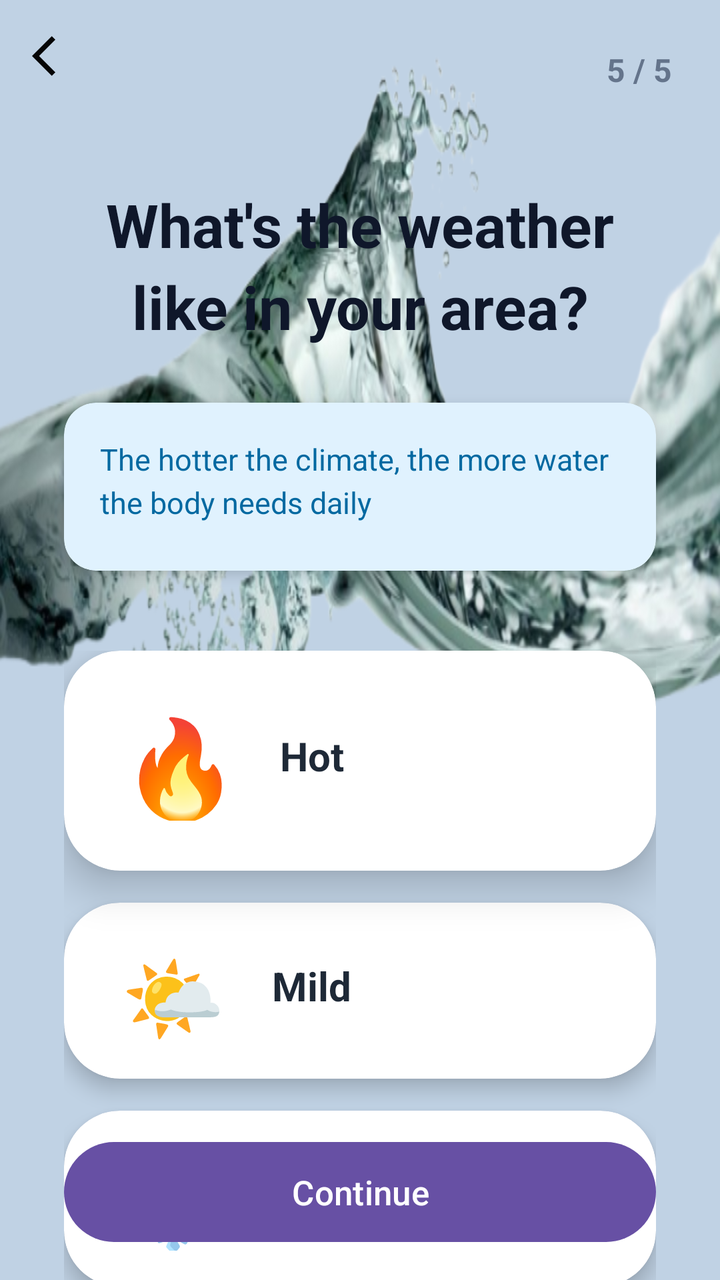
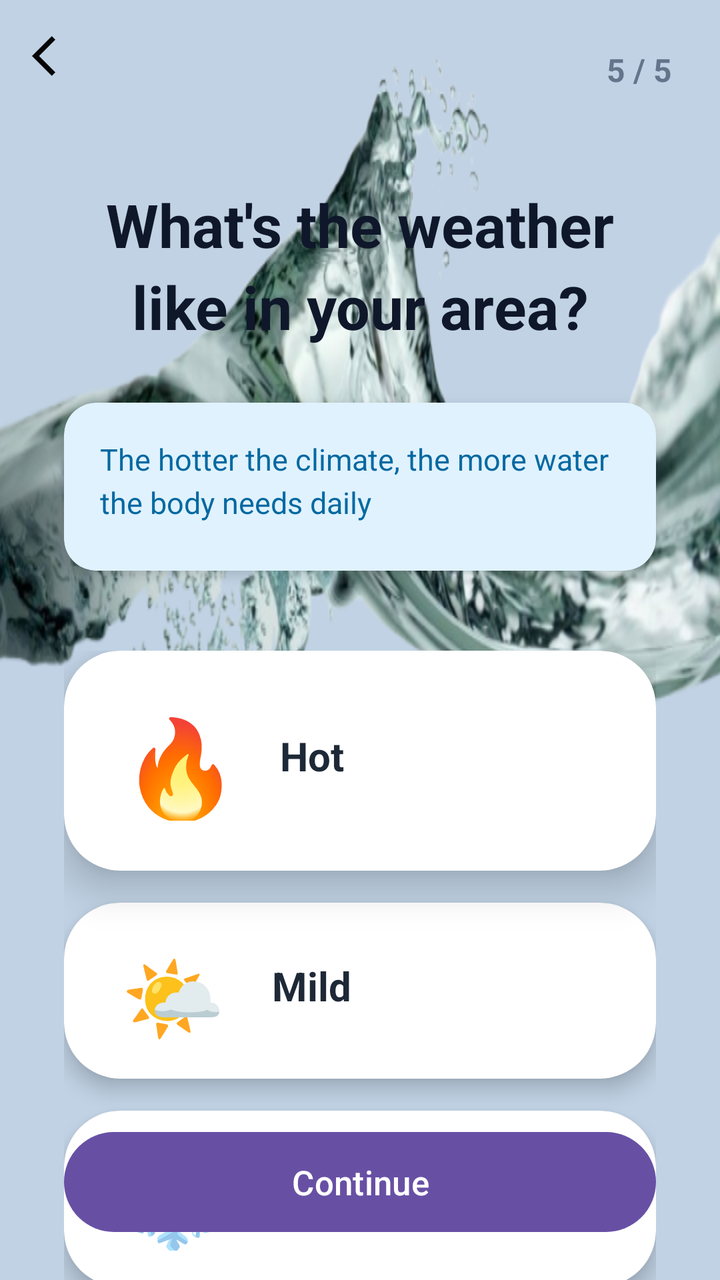

Screens rendered from an Android XML layout before and after an edit, with the pre-edit source and the edit as a unified diff.
<!-- AndroidManifest.xml: application theme Theme.WaterReminder -->
<!-- res/layout/activity_weather_selection.xml -->
<?xml version="1.0" encoding="utf-8"?>
<androidx.constraintlayout.widget.ConstraintLayout xmlns:android="http://schemas.android.com/apk/res/android"
    xmlns:app="http://schemas.android.com/apk/res-auto"
    android:layout_width="match_parent"
    android:layout_height="match_parent"
    xmlns:tools="http://schemas.android.com/tools"
    android:background="#C0D2E4">

    <ImageView
        android:layout_width="wrap_content"
        android:layout_height="0dp"
        android:background="@drawable/bgwater"
        tools:ignore="MissingConstraints"
        tools:layout_editor_absoluteX="0dp"
        tools:layout_editor_absoluteY="290dp" />

    
    <ImageView
        android:id="@+id/btn_back"
        android:layout_width="wrap_content"
        android:layout_height="wrap_content"
        android:src="@drawable/baseline_arrow_back_ios_24"
        android:padding="16dp"
        app:layout_constraintTop_toTopOf="parent"
        app:layout_constraintStart_toStartOf="parent" />

    <TextView
        android:id="@+id/tv_step"
        android:layout_width="wrap_content"
        android:layout_height="wrap_content"
        android:text="5 / 5"
        android:textSize="16sp"
        android:textColor="#64748B"
        android:textStyle="bold"
        app:layout_constraintTop_toTopOf="parent"
        app:layout_constraintEnd_toEndOf="parent"
        android:layout_marginTop="24dp"
        android:layout_marginEnd="24dp" />

    
    <TextView
        android:id="@+id/tv_title"
        android:layout_width="0dp"
        android:layout_height="wrap_content"
        android:text="What's the weather like in your area?"
        android:textSize="30sp"
        android:textColor="#0F172A"
        android:textStyle="bold"
        android:gravity="center"
        android:lineSpacingExtra="6dp"
        app:layout_constraintTop_toBottomOf="@id/btn_back"
        app:layout_constraintStart_toStartOf="parent"
        app:layout_constraintEnd_toEndOf="parent"
        android:layout_marginTop="36dp"
        android:layout_marginHorizontal="32dp" />

    
    <androidx.cardview.widget.CardView
        android:id="@+id/info_card"
        android:layout_width="0dp"
        android:layout_height="wrap_content"
        app:cardCornerRadius="16dp"
        app:cardElevation="4dp"
        app:cardBackgroundColor="#E0F2FE"
        android:layout_marginHorizontal="32dp"
        app:layout_constraintTop_toBottomOf="@id/tv_title"
        app:layout_constraintStart_toStartOf="parent"
        app:layout_constraintEnd_toEndOf="parent"
        android:layout_marginTop="28dp">

        <LinearLayout
            android:layout_width="match_parent"
            android:layout_height="wrap_content"
            android:orientation="horizontal"
            android:padding="18dp"
            android:gravity="center_vertical">

            <TextView
                android:layout_width="0dp"
                android:layout_weight="5"
                android:layout_height="48dp"
                android:text="The hotter the climate, the more water the body needs daily"
                android:textSize="15sp"
                android:textColor="#0369A1"
                android:lineSpacingExtra="4dp" />

        </LinearLayout>
    </androidx.cardview.widget.CardView>

    
    <LinearLayout
        android:layout_width="0dp"
        android:layout_height="wrap_content"
        android:orientation="vertical"
        app:layout_constraintTop_toBottomOf="@id/info_card"
        app:layout_constraintStart_toStartOf="parent"
        app:layout_constraintEnd_toEndOf="parent"
        android:layout_marginTop="40dp"
        android:layout_marginHorizontal="32dp">

        
        <androidx.cardview.widget.CardView
            android:id="@+id/temptHot"
            android:layout_width="match_parent"
            android:layout_height="110dp"
            app:cardCornerRadius="28dp"
            app:cardElevation="12dp"
            app:cardBackgroundColor="#FFFFFF"
            android:layout_marginBottom="16dp">

            <LinearLayout
                android:layout_width="match_parent"
                android:layout_height="match_parent"
                android:orientation="horizontal"
                android:gravity="center_vertical"
                android:paddingHorizontal="28dp">

                <TextView
                    android:layout_width="60dp"
                    android:layout_height="60dp"
                    android:text="🔥"
                    android:textSize="48sp"
                    android:gravity="center" />

                <TextView
                    android:layout_width="0dp"
                    android:layout_height="32dp"
                    android:layout_weight="1"
                    android:text="Hot"
                    android:textSize="20sp"
                    android:textColor="#1E2937"
                    android:textStyle="bold"
                    android:layout_marginStart="20dp" />

            </LinearLayout>
        </androidx.cardview.widget.CardView>

        
        <androidx.cardview.widget.CardView
            android:id="@+id/temptMild"
            android:layout_width="match_parent"
            android:layout_height="88dp"
            app:cardCornerRadius="28dp"
            app:cardElevation="6dp"
            app:cardBackgroundColor="#FFFFFF"
            android:layout_marginBottom="16dp">

            <LinearLayout
                android:layout_width="match_parent"
                android:layout_height="match_parent"
                android:orientation="horizontal"
                android:gravity="center_vertical"
                android:paddingHorizontal="28dp">

                <TextView
                    android:layout_width="52dp"
                    android:layout_height="52dp"
                    android:text="🌤️"
                    android:textSize="42sp"
                    android:gravity="center" />

                <TextView
                    android:layout_width="0dp"
                    android:layout_height="32dp"
                    android:layout_weight="1"
                    android:text="Mild"
                    android:textSize="20sp"
                    android:textColor="#1E2937"
                    android:textStyle="bold"
                    android:layout_marginStart="24dp" />

            </LinearLayout>
        </androidx.cardview.widget.CardView>

        
        <androidx.cardview.widget.CardView
            android:id="@+id/temptCold"
            android:layout_width="match_parent"
            android:layout_height="88dp"
            app:cardCornerRadius="28dp"
            app:cardElevation="6dp"
            app:cardBackgroundColor="#FFFFFF">

            <LinearLayout
                android:layout_width="match_parent"
                android:layout_height="match_parent"
                android:orientation="horizontal"
                android:gravity="center_vertical"
                android:paddingHorizontal="28dp">

                <TextView
                    android:layout_width="52dp"
                    android:layout_height="52dp"
                    android:text="❄️"
                    android:textSize="42sp"
                    android:gravity="center" />

                <TextView
                    android:layout_width="0dp"
                    android:layout_height="32dp"
                    android:layout_weight="1"
                    android:text="Cold"
                    android:textSize="20sp"
                    android:textColor="#1E2937"
                    android:textStyle="bold"
                    android:layout_marginStart="24dp" />

            </LinearLayout>
        </androidx.cardview.widget.CardView>

    </LinearLayout>

    
    <com.google.android.material.button.MaterialButton
        android:id="@+id/btn_next"
        android:layout_width="0dp"
        android:layout_height="58dp"
        android:text="Continue"
        android:textSize="17sp"
        app:cornerRadius="30dp"
        app:layout_constraintBottom_toBottomOf="parent"
        app:layout_constraintStart_toStartOf="parent"
        app:layout_constraintEnd_toEndOf="parent"
        android:layout_marginHorizontal="32dp"
        android:layout_marginBottom="15dp" />

</androidx.constraintlayout.widget.ConstraintLayout>
<!-- resources referenced by this layout -->
<resources>
  <!-- drawable baseline_arrow_back_ios_24 (drawable) -->
  <vector xmlns:android="http://schemas.android.com/apk/res/android" android:autoMirrored="true" android:height="24dp" android:tint="#050505" android:viewportHeight="24" android:viewportWidth="24" android:width="24dp">
        
      <path android:fillColor="@android:color/white" android:pathData="M11.67,3.87L9.9,2.1 0,12l9.9,9.9 1.77,-1.77L3.54,12z"/>
      
  </vector>
  <!-- drawable bgwater: png bitmap (drawable, 358820 bytes) -->
  <style name="Theme.WaterReminder" parent="Base.Theme.WaterReminder" />
  <style name="Base.Theme.WaterReminder" parent="Theme.Material3.DayNight.NoActionBar">
          
          
      </style>
</resources>

<!-- the commit's change to res/layout/activity_weather_selection.xml (unified diff, before → after) -->
@@ -222,6 +222,6 @@
         app:layout_constraintStart_toStartOf="parent"
         app:layout_constraintEnd_toEndOf="parent"
         android:layout_marginHorizontal="32dp"
-        android:layout_marginBottom="15dp" />
+        android:layout_marginBottom="20dp" />
 
 </androidx.constraintlayout.widget.ConstraintLayout>
